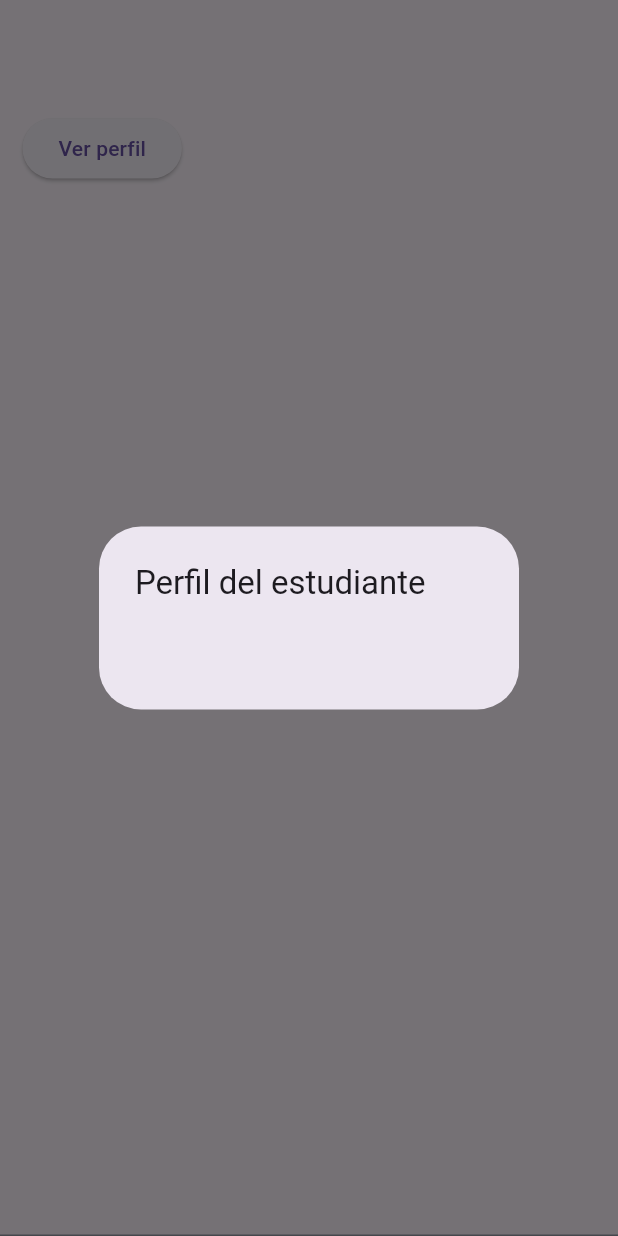
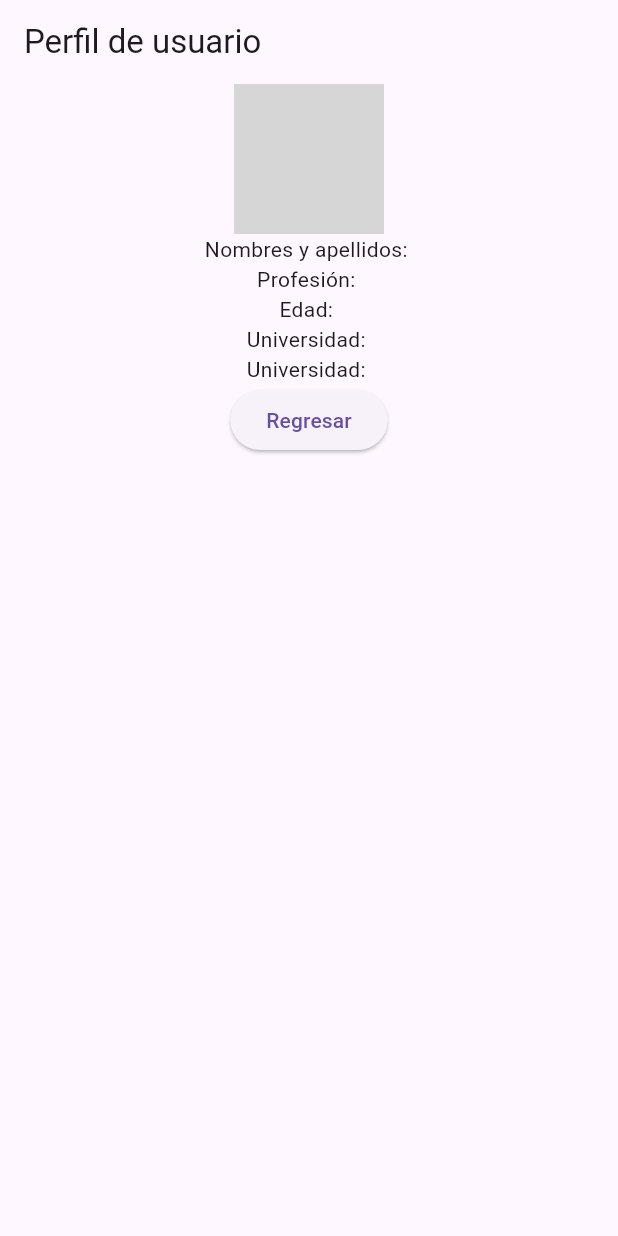
Before and after one commit to Sofusaka/UserList-Flutter, a Flutter app: the UsuarioSingle widget shown alone on an empty page, opened directly with empty values, after a tap on "Ver perfil", on a phone screen of 412 x 824 dp. Run offline on Flutter 3.47's test engine with Material 3 defaults, Android fonts, the phone set to English and light mode, and no system bars; network calls fail; grey boxes are pictures that could not be loaded.

```diff
--- a/users_quiz/lib/a.dart
+++ b/users_quiz/lib/a.dart
@@ -1,15 +1,8 @@
-
-
 import 'package:flutter/material.dart';
 
-class ListaUsuarios extends StatefulWidget {
-  const ListaUsuarios({super.key});
+class PerfilUsuario extends StatelessWidget {
+  const PerfilUsuario({super.key});
 
-  @override
-  State<ListaUsuarios> createState() => _ListaUsuariosState();
-}
-
-class _ListaUsuariosState extends State<ListaUsuarios> {
   @override
   Widget build(BuildContext context) {
     return const Placeholder();
--- a/users_quiz/lib/lista_usuarios.dart
+++ b/users_quiz/lib/lista_usuarios.dart
@@ -58,8 +58,7 @@ class _ListaUsuariosState extends State<ListaUsuarios> {
   }
 
 
-  return MaterialApp(
-          home: Scaffold(
+  return Scaffold(
             body: FutureBuilder<Widget>(
               future: usuarios(),
               builder: (BuildContext context, AsyncSnapshot<Widget> snapshot) {
@@ -77,7 +76,7 @@ class _ListaUsuariosState extends State<ListaUsuarios> {
 
               },
             ),
-          ),
-        );
+          );
+
       }
 }
--- a/users_quiz/lib/main.dart
+++ b/users_quiz/lib/main.dart
@@ -1,7 +1,9 @@
 import 'package:flutter/material.dart';
 import 'package:lista_usuarios/lista_usuarios.dart';
 
-
 void main() {
-  runApp(const ListaUsuarios());
+  runApp(const MaterialApp(
+    title: 'Lista de Usuarios',
+    home: ListaUsuarios(),
+  ));
 }
--- /dev/null
+++ b/users_quiz/lib/perfil_usuario.dart
@@ -0,0 +1,50 @@
+
+
+import 'package:flutter/material.dart';
+
+class PerfilUsuario extends StatelessWidget {
+   final String img;
+  final String nombre;
+  final String carrera;
+  final String colegio;
+  final String edad;
+  final String universidad;
+
+  const PerfilUsuario(
+      {required this.carrera,
+      required this.colegio,
+      required this.img,
+      required this.nombre,
+      super.key, required this.edad, required this.universidad});
+
+  @override
+  Widget build(BuildContext context) {
+    return MaterialApp(home: Scaffold(
+      appBar: AppBar(
+        title: const Text('Perfil de usuario'),
+      ),
+      body: Center(
+        child: Column(children: [
+          Image(
+              image: NetworkImage(img),
+              height: 100,
+              width: 100,
+            ),
+
+           Text('Nombres y apellidos: $nombre'),
+           Text('Profesión: $carrera'),
+            Text('Edad: $edad'),
+            Text('Universidad: $universidad'),
+             Text('Universidad: $colegio'),
+          ElevatedButton(
+          child: const Text('Regresar'),
+          onPressed: () {
+            Navigator.pop(context);
+          },
+        ),
+
+        ]
+      ),
+    )));
+  }
+}
--- a/users_quiz/lib/usuario_single.dart
+++ b/users_quiz/lib/usuario_single.dart
@@ -1,4 +1,5 @@
 import 'package:flutter/material.dart';
+import 'package:lista_usuarios/perfil_usuario.dart';
 
 class UsuarioSingle extends StatelessWidget {
   final String img;
@@ -33,7 +34,14 @@ Image(
             ),
              Column(crossAxisAlignment: CrossAxisAlignment.start, children: [ElevatedButton(child: const Text('Ver perfil'), onPressed: (){
 
-              showDialog(context: context, builder: (context)=>SimpleDialog(title: const Text('Perfil del estudiante'), children: [Text(edad), Text(universidad)],));
+              Navigator.push(
+              context,
+              MaterialPageRoute(builder: (context) => PerfilUsuario(img:img,
+                      nombre:nombre,
+                      carrera:carrera,
+                      colegio:colegio,
+                      edad:edad,
+                      universidad:universidad,)));
           })],)
             ],)
 
@@ -42,7 +50,7 @@ Image(
           ),
           Column(
             crossAxisAlignment: CrossAxisAlignment.start,
-            children: [Text(nombre), Text(carrera), Text(colegio)],
+            children: [Text(nombre), Text(carrera), Text(universidad)],
           ),
 
 
```
